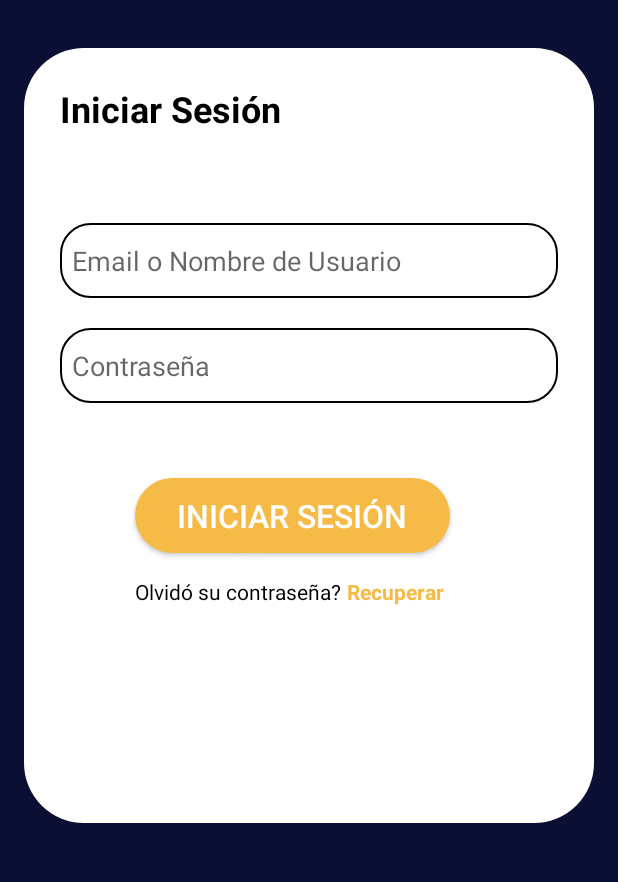
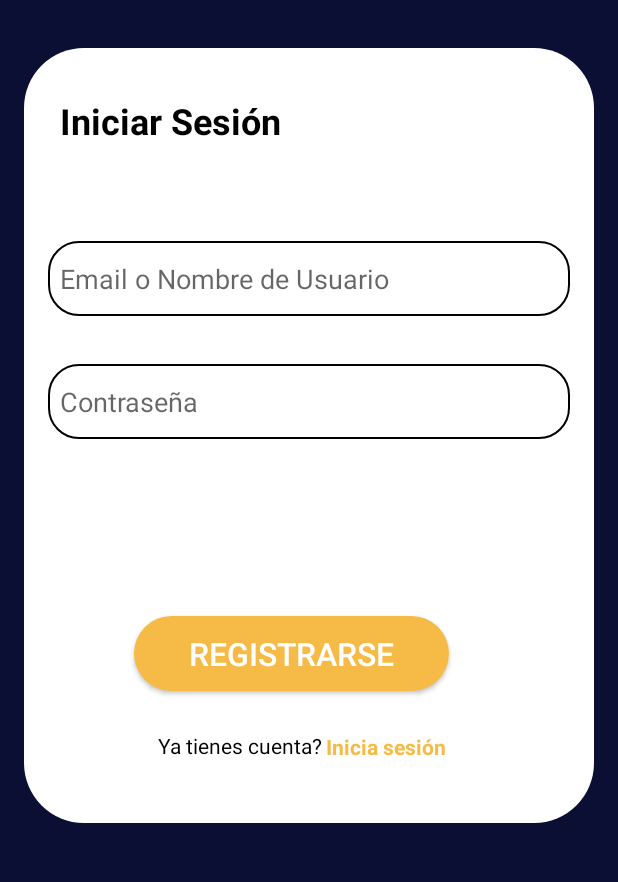
Before and after one commit to TamiSorsaburu/App-Movile, an Android app: the Iniciar_sesion screen opened directly, with no data from a screen before it, on a phone screen of 412 x 824 dp, the part 263-1145 px from its top. Run offline under Robolectric (Android 15) with nearby library versions, the phone set to English and light mode, and no system bars; Roboto replaces fonts that are not available here.

Commit message:
Se agregan modificaciones a formulario inciar sesion

```diff
--- a/app/src/main/res/layout/activity_iniciar_sesion.xml
+++ b/app/src/main/res/layout/activity_iniciar_sesion.xml
@@ -35,115 +35,110 @@
         app:layout_constraintTop_toBottomOf="@+id/imageLogoLogin"
         tools:ignore="ExtraText">>
 
-        <LinearLayout
+        <TextView
+            android:id="@+id/textRegister"
             android:layout_width="match_parent"
             android:layout_height="wrap_content"
-            android:layout_gravity="center_horizontal"
-            android:orientation="vertical"
-            android:padding="24dp"
-            tools:layout_editor_absoluteY="28dp"
-            tools:ignore="MissingConstraints">
-
-            <TextView
-                android:id="@+id/textLogin"
-                android:layout_width="match_parent"
-                android:layout_height="wrap_content"
-
+            android:layout_marginStart="24dp"
+            android:layout_marginTop="32dp"
+            android:layout_marginEnd="16dp"
             android:text="@string/text_login"
             android:textAlignment="textStart"
             android:textColor="@color/negro"
             android:textSize="24sp"
-                android:textStyle="bold" />
+            android:textStyle="bold"
+            app:layout_constraintEnd_toEndOf="parent"
+            app:layout_constraintStart_toStartOf="parent"
+            app:layout_constraintTop_toTopOf="parent" />
 
         <EditText
-                android:id="@+id/userUser"
+            android:id="@+id/textUserLogin"
             android:layout_width="match_parent"
             android:layout_height="50dp"
-                android:layout_marginTop="60dp"
+            android:layout_marginStart="16dp"
+            android:layout_marginTop="64dp"
+            android:layout_marginEnd="16dp"
+            android:autofillHints="username"
             android:background="@drawable/custom_edittext"
             android:drawablePadding="8dp"
-
             android:hint="@string/text_hint_user"
+            android:inputType="text"
             android:padding="8dp"
             android:textColor="@color/negro"
-                android:inputType="text"
-                android:autofillHints="username"
-                android:textColorHighlight="@color/cardview_dark_background" />
+            android:textColorHighlight="@color/cardview_dark_background"
+            app:layout_constraintEnd_toEndOf="@+id/textRegister"
+            app:layout_constraintStart_toStartOf="@+id/textRegister"
+            app:layout_constraintTop_toBottomOf="@+id/textRegister" />
+
+        <EditText
+            android:id="@+id/userContraseñaLogin"
+            android:layout_width="match_parent"
+            android:layout_height="50dp"
+            android:layout_marginStart="16dp"
+            android:layout_marginTop="32dp"
+            android:layout_marginEnd="16dp"
+            android:autofillHints="emailAddress"
+            android:background="@drawable/custom_edittext"
+            android:drawablePadding="8dp"
+            android:hint="@string/text_hint_password"
+            android:inputType="textEmailAddress"
+            android:padding="8dp"
+            android:textColor="@color/negro"
+            android:textColorHighlight="@color/cardview_dark_background"
+            app:layout_constraintEnd_toEndOf="@+id/textUserLogin"
+            app:layout_constraintHorizontal_bias="1.0"
+            app:layout_constraintStart_toStartOf="@+id/textUserLogin"
+            app:layout_constraintTop_toBottomOf="@+id/textUserLogin" />
 
 
-            <EditText
-                android:id="@+id/userPassword"
-                android:layout_width="match_parent"
-                android:layout_height="50dp"
-                android:layout_marginTop="20dp"
-                android:background="@drawable/custom_edittext"
-                android:drawablePadding="8dp"
-
-                android:hint="@string/text_hint_password"
-                android:inputType="textPassword"
-                android:autofillHints="password"
-                android:padding="8dp"
-                android:textColor="@color/negro"
-                android:textColorHighlight="@color/cardview_dark_background" />
-
         <Button
-                android:id="@+id/loginButton"
+            android:id="@+id/buttonRegister"
             android:layout_width="210dp"
             android:layout_height="50dp"
-                android:layout_marginLeft="50dp"
-                android:layout_marginTop="50dp"
+            android:layout_marginTop="92dp"
             android:background="@drawable/btn_color"
-
-                android:onClick="buttonLogin"
-                android:text="@string/btn_login"
+            android:contentDescription="@string/text_description_btnLogin"
+            android:onClick="buttonRegister"
+            android:text="@string/btn_register"
             android:textColor="@color/blanco"
             android:textSize="21sp"
-                android:contentDescription="@string/text_description_btnLogin"/>
-
-
-            <androidx.constraintlayout.widget.ConstraintLayout
-                android:layout_width="match_parent"
-                android:layout_height="match_parent">
+            app:layout_constraintBottom_toTopOf="@+id/textView"
+            app:layout_constraintEnd_toEndOf="@+id/userContraseñaLogin"
+            app:layout_constraintStart_toStartOf="@+id/userContraseñaLogin"
+            app:layout_constraintTop_toBottomOf="@+id/userContraseñaLogin" />
 
         <TextView
-                    android:id="@+id/textView13"
+            android:id="@+id/textView"
             android:layout_width="wrap_content"
             android:layout_height="wrap_content"
-                    android:layout_marginStart="50dp"
-                    android:layout_marginTop="16dp"
+            android:layout_marginStart="16dp"
             android:layout_marginBottom="16dp"
-
-                    android:text="@string/text_forget"
+            android:text="@string/text_cuenta2"
             android:textColor="@color/negro"
             android:textSize="14sp"
             app:layout_constraintBottom_toBottomOf="parent"
-                    app:layout_constraintStart_toStartOf="parent"
-                    app:layout_constraintTop_toTopOf="parent"
-                    tools:ignore="TextSizeCheck" />
+            app:layout_constraintStart_toStartOf="@+id/buttonRegister"
+            app:layout_constraintTop_toBottomOf="@+id/buttonRegister"
+            app:layout_constraintVertical_bias="0.508" />
 
         <TextView
+            android:id="@+id/textView3"
             android:layout_width="wrap_content"
             android:layout_height="wrap_content"
-                    android:layout_marginStart="4dp"
-                    android:layout_marginTop="16dp"
+            android:layout_marginStart="16dp"
+            android:layout_marginTop="30dp"
             android:layout_marginEnd="16dp"
             android:layout_marginBottom="16dp"
-
-                    android:text="@string/text_recover"
+            android:minHeight="48dp"
+            android:onClick="textLogin"
+            android:text="@string/text_inicia_sesion"
             android:textColor="@color/secundario"
+            android:textSize="14sp"
             android:textStyle="bold"
-                    android:textSize="14sp"
             app:layout_constraintBottom_toBottomOf="parent"
-                    app:layout_constraintEnd_toEndOf="parent"
-                    app:layout_constraintHorizontal_bias="0.0"
-                    app:layout_constraintStart_toEndOf="@+id/textView13"
-                    app:layout_constraintTop_toTopOf="parent"
-                    app:layout_constraintVertical_bias="0.0"
-                    tools:ignore="TextSizeCheck" />
-            </androidx.constraintlayout.widget.ConstraintLayout>
-
-
-        </LinearLayout>
+            app:layout_constraintEnd_toEndOf="@+id/buttonRegister"
+            app:layout_constraintStart_toEndOf="@+id/textView"
+            app:layout_constraintTop_toBottomOf="@+id/buttonRegister" />
     </androidx.constraintlayout.widget.ConstraintLayout>
 
 </androidx.constraintlayout.widget.ConstraintLayout>
```
Lines whose indentation alone changed are shown as unchanged.
